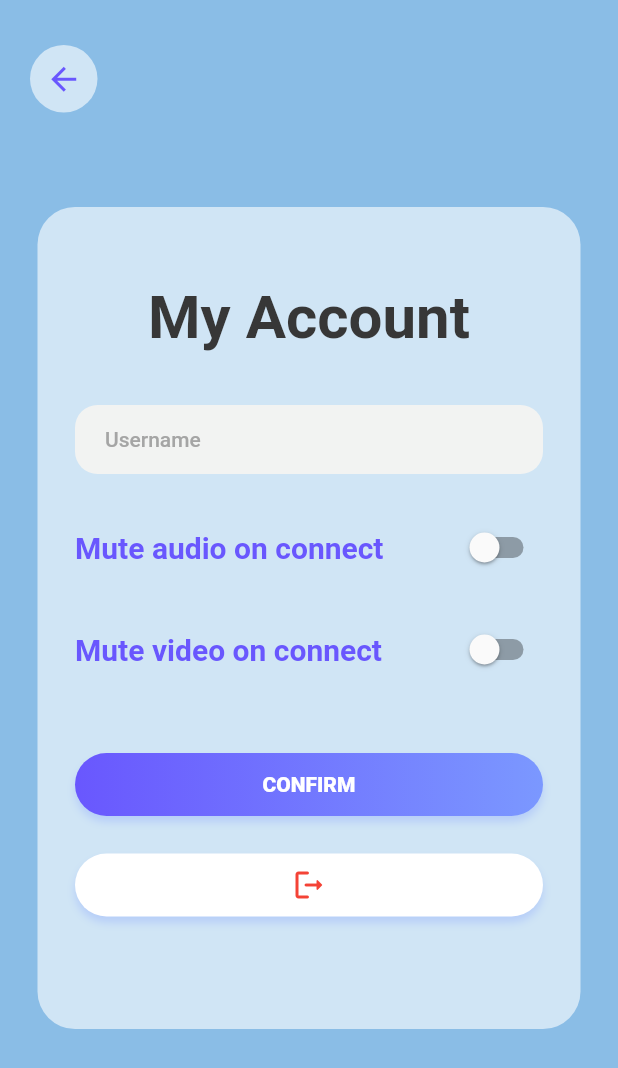
After one commit to tsymbaliuk7/mafia-app-client, a Flutter app: the AccountPage screen opened directly, on a phone screen of 412 x 824 dp. The commit adds this screen. Shown: the top 1068 px of the screen. Run offline on Flutter 3.47's test engine with Material 2 defaults, Android fonts, the phone set to English and light mode, and no system bars; our stand-ins replace dio, get, get_storage, socket_io_client, typed_data; missing offline and left inert: flutter_webrtc; accounts and stored records are empty.

Commit message:
user data update

```diff
--- a/lib/controllers/auth_controller.dart
+++ b/lib/controllers/auth_controller.dart
@@ -14,6 +14,7 @@ enum AuthStatus {initial, authenticated, unauthenticated}
 
 class AuthController extends GetxController{
   var authStatus = AuthStatus.initial.obs;
+  var updateUserStatus = Status.initial.obs;
   var status = Status.initial.obs;
   var errorMessage = ''.obs;
   Rx<UserModel> user = UserModel.empty().obs;
@@ -41,9 +42,35 @@ class AuthController extends GetxController{
       }
     }
     catch(_){
+      ApiService().deleteToken();
       user.value = UserModel.empty();
       authStatus.value = AuthStatus.unauthenticated;
     }
+  }
+
+  void updateUser(String username, bool isMutedAudio, bool isMutedVideo) async {
+    updateUserStatus.value = Status.initial;
+    Map<String, dynamic> data = {
+      'username': username,
+      'isMutedAudio': isMutedAudio,
+      'isMutedVideo': isMutedVideo,
+    };
+    print(data);
+    try{
+      user.value = await ApiRepository().updateUser(data);
+      updateUserStatus.value = Status.success;
+      errorMessage.value = '';
+      Get.back();
+    }
+    on AuthException catch(error){
+      status.value = Status.failure;
+      errorMessage.value = error.message;
+    }
+    on Exception catch(_){
+      status.value = Status.failure;
+      errorMessage.value = 'Errors in sign in! Please, try again';
+    }
+
   }
 
 
@@ -57,6 +84,7 @@ class AuthController extends GetxController{
       });
       status.value = Status.success;
       authStatus.value = AuthStatus.authenticated;
+      errorMessage.value = '';
     }
     on AuthException catch(error){
       status.value = Status.failure;
@@ -78,6 +106,7 @@ class AuthController extends GetxController{
       });
       status.value = Status.success;
       authStatus.value = AuthStatus.authenticated;
+      errorMessage.value = '';
     }
     on AuthException catch(error){
       status.value = Status.failure;
@@ -112,14 +141,14 @@ class AuthController extends GetxController{
   void goToSignIn(){
     status.value = Status.initial;
     errorMessage.value = '';
-    Get.to(() => SignUpPage());
+    Get.to(() => SignInPage());
   }
 
 
   void goToSignUp(){
     status.value = Status.initial;
     errorMessage.value = '';
-    Get.to(() => SignInPage());
+    Get.to(() => SignUpPage());
   }
 
 }
--- a/lib/models/user_model.dart
+++ b/lib/models/user_model.dart
@@ -2,8 +2,8 @@ class UserModel{
   final int id;
   final String username;
   final String email;
-  final bool isMutedVideo;
-  final bool isMutedAudio;
+  bool isMutedVideo;
+  bool isMutedAudio;
 
   UserModel.empty() :
     id = 0,
@@ -25,6 +25,8 @@ class UserModel{
       id: json["id"],
       username: json["username"],
       email: json["email"],
+      isMutedVideo: json["isMutedVideo"],
+      isMutedAudio: json["isMutedAudio"],
     );
   }
 
@@ -33,6 +35,8 @@ class UserModel{
     data["id"] = id;
     data["username"] = username;
     data["email"] = email;
+    data["isMutedVideo"] = isMutedVideo;
+    data["isMutedAudio"] = isMutedAudio;
     return data;
   }
 
--- a/lib/network/api_repository.dart
+++ b/lib/network/api_repository.dart
@@ -88,9 +88,36 @@ class ApiRepository{
     }
   }
 
-  // Future<UserModel> UpdateMyUser(Map<String, dynamic> data) async{
+  Future<UserModel> updateUser(Map<String, dynamic> data) async{
+    String endpoint = 'user';
+    final  api = ApiService().getApiWithOptions(withAuth: true);
+    try{
+      final response = await api.put(endpoint, data: data);
+      if(response.statusCode == 200){
+        Map<String, dynamic> data = Map<String, dynamic>.from(response.data);
+        return UserModel.fromJson(data['data']);
+      }
+      else{
+        throw Exception('Failed to load user');
+      }
+    }
+    catch(e){
+      if(e is DioError){
+        int status = e.response?.statusCode ?? 401;
+        if (status < 500) {
+          Map<String, dynamic> data = Map<String, dynamic>.from(e.response?.data);
+          throw AuthException(data['message']);
+        } else {
+          rethrow;
+        }
+      }
+      else{
+        rethrow;
+      }
+    }
 
-  // }
+  }
+
 
 
 
--- /dev/null
+++ b/lib/views/account_page.dart
@@ -0,0 +1,244 @@
+import 'package:flutter/material.dart';
+import 'package:get/get.dart';
+
+import '../controllers/auth_controller.dart';
+import '../controllers/rooms_controller.dart';
+import '../widgets/logout_button.dart';
+import '../widgets/primary_buttons.dart';
+
+
+
+class AccountPage extends StatefulWidget {
+  AccountPage({
+    Key? key,
+  }) : super(key: key);
+
+  final AuthController authController = Get.find();
+
+  @override
+  State<AccountPage> createState() => _AccountPageState();
+}
+
+class _AccountPageState extends State<AccountPage> {
+  late TextEditingController usernameController = TextEditingController();
+  final _formKey = GlobalKey<FormState>();
+  late bool isMutedAudio;
+  late bool isMutedVideo;
+
+  @override
+  void initState() {
+    usernameController.text = widget.authController.user.value.username;
+    isMutedAudio = widget.authController.user.value.isMutedAudio;
+    isMutedVideo = widget.authController.user.value.isMutedVideo;
+    super.initState();
+  }
+
+  @override
+  Widget build(BuildContext context) {
+    bool isMobile = MediaQuery.of(context).size.width <= 900;
+    return Scaffold(
+      body: SafeArea(
+        child: Stack(
+          children: [
+            Container(
+              color: const Color.fromARGB(255, 138, 189, 230),
+              width: MediaQuery.of(context).size.width,
+              child: Column(
+                mainAxisAlignment: MainAxisAlignment.center,
+                crossAxisAlignment: CrossAxisAlignment.center,
+                children: [
+                  Container(
+                    decoration: BoxDecoration(
+                      color: Colors.white.withOpacity(0.6),
+                      borderRadius: const BorderRadius.all(Radius.circular(25))
+                    ),
+                    width: isMobile ? MediaQuery.of(context).size.width : 500,
+                    padding: const EdgeInsets.symmetric(vertical: 50, horizontal: 25),
+                    margin: EdgeInsets.symmetric(horizontal: isMobile ? 25 : 0),
+                    child: Column(
+                      children: [
+                        const Padding(
+                          padding: EdgeInsets.only(bottom: 35),
+                          child: Text(
+                            'My Account',
+                            style: TextStyle(
+                              fontSize: 40,
+                              fontWeight: FontWeight.w700,
+                              color: Color.fromARGB(255, 55, 55, 55),
+                            ),
+                          ),
+                        ),
+
+                        Form(
+                          key: _formKey,
+                          autovalidateMode: AutovalidateMode.onUserInteraction,
+                          child: Column(
+                            children: [
+                              Padding(
+                                padding: const EdgeInsets.only(bottom: 15),
+                                child: TextFormField(
+                                  validator: (value) {
+                                  if (value ==null || value.isEmpty) {
+                                    return 'Enter username';
+                                  } else if (value.length < 3) {
+                                    return 'Username should be longer than 3 characters';
+                                  }
+                                  return null;
+                                },
+                                  controller: usernameController,
+                                  keyboardType: TextInputType.emailAddress,
+                                  autocorrect: false,
+                                  cursorColor: const Color(0xff181B19),
+                                  style: const TextStyle(
+                                    color: Color(0xff181B19),
+                                    fontWeight: FontWeight.w500,
+                                    fontSize: 14,
+                                  ),
+                                  decoration: InputDecoration(
+                                    hintText: 'Username',
+                                    hintStyle: const TextStyle(
+                                      color: Color(0xFFA5A5A5),
+                                      fontWeight: FontWeight.w500,
+                                      fontSize: 14,
+                                    ),
+                                    filled: true,
+                                    isDense: true,
+                                    fillColor: const Color(0xffF2F3F2),
+                                    contentPadding: const EdgeInsets.only(top: 30, left: 20, right: 20),
+                                    border: OutlineInputBorder(
+                                      borderRadius: BorderRadius.circular(15.0),
+                                      borderSide: const BorderSide(
+                                        width: 0,
+                                        style: BorderStyle.none,
+                                      ),
+                                    ),
+                                  ),
+                                ),
+                              ),
+
+                              Obx((){
+                                if (widget.authController.updateUserStatus.value == Status.failure
+                                  && widget.authController.errorMessage.value.isNotEmpty) {
+                                  return Padding(
+                                    padding: const EdgeInsets.only(top: 8),
+                                    child: Text(widget.authController.errorMessage.value,
+                                        style: const TextStyle(color: Colors.red, fontSize: 12)),
+                                  );
+                                } else {
+                                  return Container();
+                                }
+                              }),
+                              Padding(
+                                padding: const EdgeInsets.symmetric(vertical: 10),
+                                child: Row(
+                                  mainAxisAlignment: MainAxisAlignment.spaceBetween,
+                                  children: [
+                                    const Text(
+                                      'Mute audio on connect',
+                                      style: TextStyle(
+                                        fontSize: 20,
+                                        color: Color(0xFF6957FE),
+                                        fontWeight: FontWeight.bold,
+                                      ),
+                                    ),
+                                    Switch(
+                                      value: isMutedAudio,
+                                      activeColor: const Color(0xFF6957FE),
+                                      onChanged: (value) {
+                                        setState(() {
+                                          isMutedAudio = value;
+                                        });
+                                      },
+                                    ),
+                                  ],
+                                ),
+                              ),
+                              Padding(
+                                padding: const EdgeInsets.symmetric(vertical: 10),
+                                child: Row(
+                                  mainAxisAlignment: MainAxisAlignment.spaceBetween,
+                                  children: [
+                                    const Text(
+                                      'Mute video on connect',
+                                      style: TextStyle(
+                                        color: Color(0xFF6957FE),
+                                        fontSize: 20,
+                                        fontWeight: FontWeight.bold,
+                                      ),
+                                    ),
+                                    Switch(
+                                      value: isMutedVideo,
+                                      activeColor: const Color(0xFF6957FE),
+                                      onChanged: (value) {
+                                        setState(() {
+                                          isMutedVideo = value;
+                                        });
+                                      },
+                                    ),
+                                  ],
+                                ),
+                              ),
+                              Padding(
+                                padding: const EdgeInsets.only(top: 35, bottom: 25),
+                                child: PrimaryButton(
+                                  buttonHeight: 42,
+                                  title: 'confirm',
+                                  onTap: () {
+                                    FocusManager.instance.primaryFocus?.unfocus();
+                                    if (_formKey.currentState!.validate()) {
+                                      widget.authController.updateUser(usernameController.text, isMutedAudio, isMutedVideo);
+                                    }
+                                  },
+                                ),
+                              ),
+                              Padding(
+                                padding: const EdgeInsets.only(bottom: 25),
+                                child: LogoutButton(
+                                  buttonHeight: 42,
+                                  onTap: () {
+                                    widget.authController.logout();
+                                  },
+                                ),
+                              ),
+
+                            ],
+                          ),
+                        ),
+                      ],
+                    ),
+                  ),
+                ],
+              ),
+            ),
+            Positioned(
+              top: 30,
+              left: 20,
+              child: Material(
+                color: Colors.transparent,
+                child: InkWell(
+                  onTap: (){
+                    Get.back();
+                  },
+                  splashColor: const Color(0xFF6957FE).withOpacity(0.2),
+                  borderRadius: BorderRadius.circular(40),
+                  child: Container(
+                    decoration: BoxDecoration(
+                      color: Colors.white.withOpacity(0.6),
+                      borderRadius: BorderRadius.circular(40),
+                    ),
+                    padding: const EdgeInsets.all(10),
+                    child: const Icon(
+                      Icons.arrow_back,
+                      size: 25,
+                      color:Color(0xFF6957FE),
+                    )
+                  )
+                ),
+              )
+            )
+          ],
+        )
+      ),
+    );
+  }
+}
--- a/lib/views/home_page.dart
+++ b/lib/views/home_page.dart
@@ -1,5 +1,6 @@
 import 'package:flutter/material.dart';
 import 'package:get/get.dart';
+import 'package:mafiaclient/views/account_page.dart';
 import 'package:mafiaclient/views/room.dart';
 import 'package:uuid/uuid.dart';
 
@@ -29,9 +30,9 @@ class HomePage extends StatelessWidget {
                       children: [
                         IconButton(
                           onPressed: (){
-                            authController.logout();
+                            Get.to(() => AccountPage());
                           },
-                          icon: const Icon(Icons.logout_rounded)
+                          icon: const Icon(Icons.account_circle_outlined)
                         ),
                       ],
                     ),
--- a/lib/views/sign_in_page.dart
+++ b/lib/views/sign_in_page.dart
@@ -226,7 +226,7 @@ class _SignInPageState extends State<SignInPage> {
                                     ),
                                     recognizer: TapGestureRecognizer()
                                       ..onTap = () {
-                                        widget.authController.goToSignIn();
+                                        widget.authController.goToSignUp();
                                       },
                                   ),
                                 ],
--- a/lib/views/sign_up_page.dart
+++ b/lib/views/sign_up_page.dart
@@ -113,7 +113,7 @@ class _SignUpPagePageState extends State<SignUpPage> {
                             ),
                             decoration:
                                 InputDecoration(
-                              hintText: 'Ім\'я',
+                              hintText: 'Username',
                               hintStyle:
                                   const TextStyle(
                                 color:
--- /dev/null
+++ b/lib/widgets/logout_button.dart
@@ -0,0 +1,49 @@
+import 'package:flutter/material.dart';
+
+class LogoutButton extends StatelessWidget {
+  final Function()? onTap;
+  final double buttonHeight;
+
+  final gradientColors = const [Color(0xFF6957FE), Color(0xFF7B98FF)];
+
+  const LogoutButton({
+    Key? key,
+    required this.onTap,
+    required this.buttonHeight,
+  }) : super(key: key);
+
+  @override
+  Widget build(BuildContext context) {
+    return Row(
+      children: [
+        Expanded(
+          child: Container(
+            height: buttonHeight,
+            decoration: BoxDecoration(
+              color: Colors.white,
+              borderRadius: BorderRadius.circular(25),
+              boxShadow: [
+                BoxShadow(
+                  color: gradientColors[1].withOpacity(0.3),
+                  blurRadius: 4,
+                  offset: const Offset(0, 4),
+                ),
+              ],
+            ),
+            child: Material(
+              color: Colors.transparent,
+              child: InkWell(
+                highlightColor: Colors.white.withOpacity(0.1),
+                borderRadius: BorderRadius.circular(25),
+                onTap: onTap,
+                child: const Center(
+                  child: Icon(Icons.logout_rounded, color: Colors.red,),
+                ),
+              ),
+            ),
+          ),
+        ),
+      ],
+    );
+  }
+}
```
